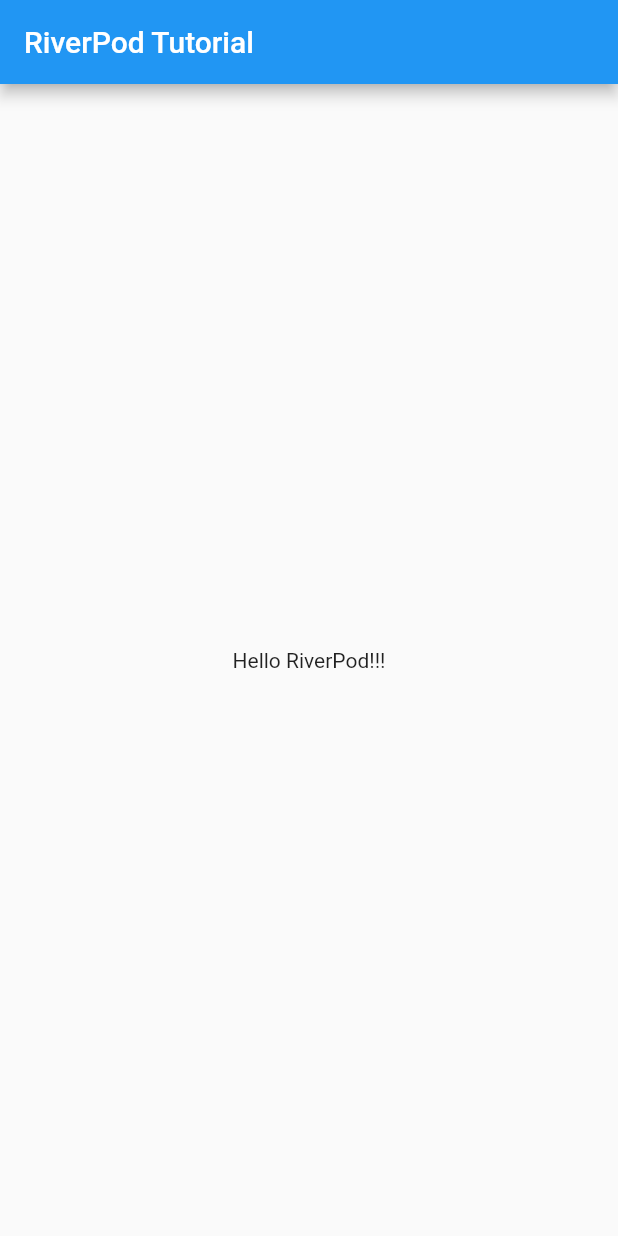
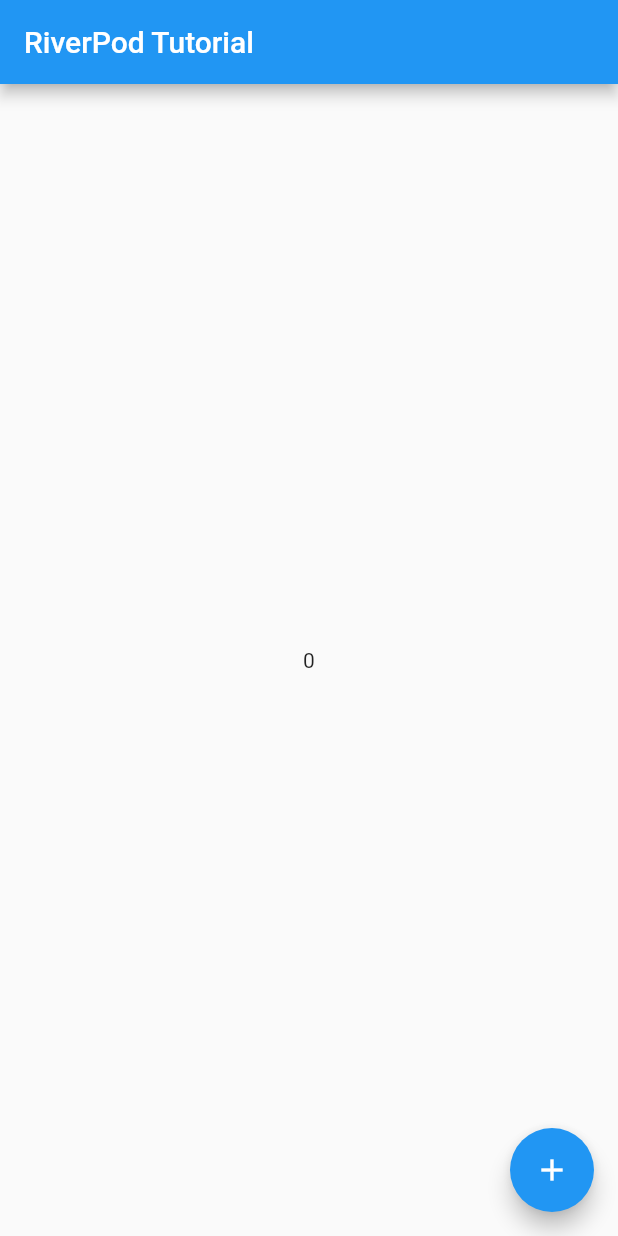
Before and after one commit to gvpinto/riverpod_workshop, a Flutter app: the screen it shows after launch, on a phone screen of 412 x 824 dp. Run offline on Flutter 3.47's test engine with Material 2 defaults, Android fonts, the phone set to English and light mode, and no system bars; our stand-ins replace flutter_riverpod.

Commit message:
Using ChangeNotifierProvider

```diff
--- a/lib/main.dart
+++ b/lib/main.dart
@@ -9,7 +9,17 @@
   );
 }
 
-final greetingProvider = Provider((ref) => 'Hello RiverPod!!!');
+class IncrementNotifier extends ChangeNotifier {
+  int _value = 0;
+  int get value => _value;
+
+  void increment() {
+    _value++;
+    notifyListeners();
+  }
+}
+
+final incrementProvider = ChangeNotifierProvider((ref) => IncrementNotifier());
 
 // ignore: use_key_in_widget_constructors
 class MyApp extends StatelessWidget {
@@ -21,12 +31,18 @@
         appBar: AppBar(
           title: const Text('RiverPod Tutorial'),
         ),
-        body: Consumer(builder: (context, ref, child) {
-          final greeting = ref.watch(greetingProvider);
-          return Center(
-            child: Text(greeting),
-          );
-        }),
+        body: Center(
+          child: Consumer(builder: (context, watch, child) {
+            final incrementNotifier = watch(incrementProvider);
+            return Text(incrementNotifier.value.toString());
+          }),
+        ),
+        floatingActionButton: FloatingActionButton(
+          onPressed: () {
+            context.read(incrementProvider).increment();
+          },
+          child: const Icon(Icons.add),
+        ),
       ),
     );
   }
--- a/pubspec.yaml
+++ b/pubspec.yaml
@@ -30,7 +30,7 @@
   cupertino_icons: ^1.0.2
   flutter:
     sdk: flutter
-  flutter_riverpod: ^1.0.0-dev.7
+  flutter_riverpod: ^0.14.0+3
 
 dev_dependencies:
   flutter_lints: ^1.0.0
```
Also changed, not shown: pubspec.lock.
